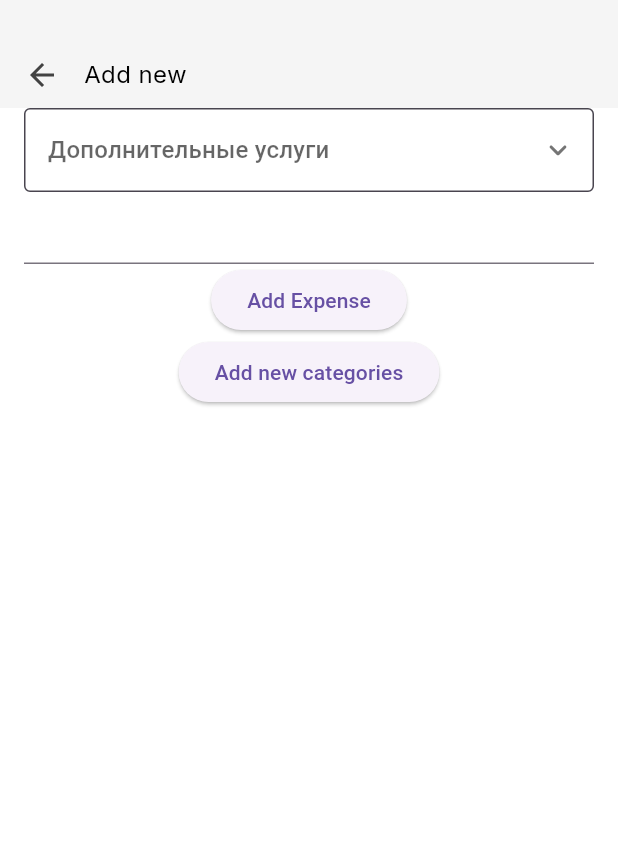
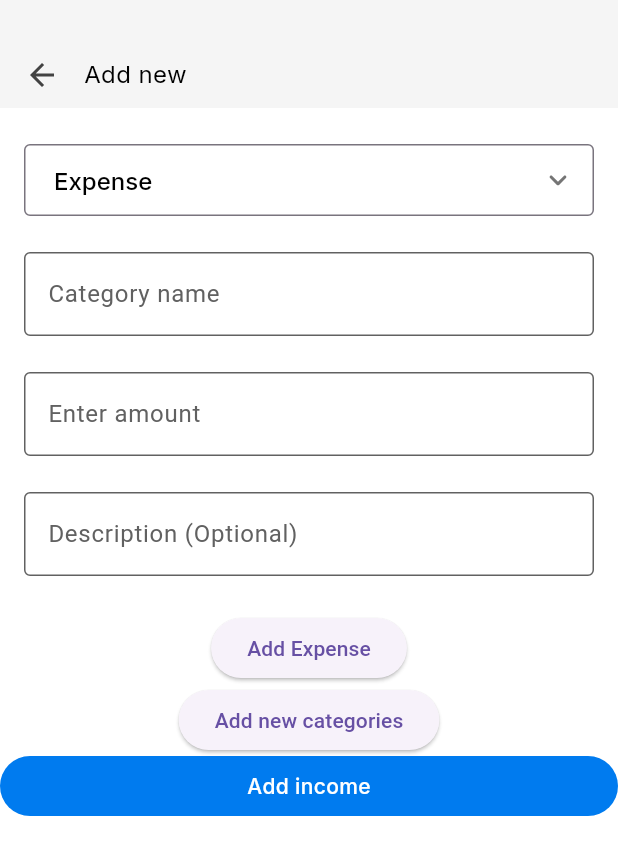
Before and after one commit to aposaitama/kitty, a Flutter app: the AddNewExpenseScreen screen opened by its route, on a phone screen of 412 x 824 dp. Shown: the top 855 px of the screen. Run offline on Flutter 3.47's test engine with Material 3 defaults, Android fonts, the phone set to English and light mode, and no system bars; our stand-ins replace bloc, dotted_border, flutter_bloc, flutter_svg, go_router, sqflite; accounts and stored records are empty.

Commit message:
updated add_newincome/expense page, added textfields, created controller, updated db services

```diff
--- a/lib/models/expense.dart
+++ b/lib/models/expense.dart
@@ -1,10 +1,14 @@
 class Expense {
-  final String title;
+  final String type;
+  final String category;
   final String amount;
+  final String? description;
   final DateTime date;
 
   const Expense({
-    required this.title,
+    required this.type,
+    required this.category,
+    this.description,
     required this.amount,
     required this.date,
   });
--- a/lib/pages/add_new_page/add_new_page.dart
+++ b/lib/pages/add_new_page/add_new_page.dart
@@ -1,97 +1,26 @@
-// import 'package:flutter/material.dart';
-// import 'package:flutter_svg/flutter_svg.dart';
 import 'package:flutter_svg/flutter_svg.dart';
 import 'package:go_router/go_router.dart';
-// import 'package:kitty/core/route/app_navigation.dart';
-// import 'package:kitty/feautures/dashboard/presentation/styles/colors.dart';
-// import 'package:kitty/feautures/dashboard/presentation/widgets/drop_down_list_item.dart';
-
-// class AddNewPage extends StatefulWidget {
-//   const AddNewPage({super.key});
-
-//   @override
-//   State<AddNewPage> createState() => _AddNewPageState();
-// }
-
-// class _AddNewPageState extends State<AddNewPage> {
-//   @override
-//   Widget build(BuildContext context) {
-//     return Scaffold(
-//       body: Column(
-//         children: [
-//           Container(
-//             height: 72.0,
-//             color: AppColors.lightGreyHeaderColor,
-//             child: Column(
-//               children: [
-//                 const SizedBox(
-//                   height: 38.0,
-//                 ),
-//                 Row(
-//                   children: [
-//                     const SizedBox(
-//                       width: 16.0,
-//                     ),
-//                     GestureDetector(
-//                         onTap: () => context.go('/home'),
-//                         child: SvgPicture.asset(
-//                             'assets/icons/arrow_back_black_24dp.svg')),
-//                     const SizedBox(
-//                       width: 16.0,
-//                     ),
-//                     const Text(
-//                       'Add new',
-//                       style: TextStyle(
-//                         fontFamily: 'Inter',
-//                         color: Colors.black,
-//                         fontSize: 16,
-//                         fontWeight: FontWeight.w400,
-//                       ),
-//                     )
-//                   ],
-//                 ),
-//               ],
-//             ),
-//           ),
-//           Padding(
-//             padding: const EdgeInsets.symmetric(horizontal: 16.0),
-//             child: Column(
-//               children: [
-//                 const DropDownListItem(
-//                   text: 'Дополнительные услуги',
-//                   items: ['Выкуп', 'Осмотр', 'Фото-отчет'],
-//                 ),
-//                 const TextField(
-//                   decoration: InputDecoration(fillColor: Colors.grey),
-//                 ),
-//                 GestureDetector(
-//                   onTap: () {},
-//                   child: Container(
-//                     width: 50,
-//                     height: 50,
-//                     child: const Center(
-//                       child: Text('send'),
-//                     ),
-//                   ),
-//                 )
-//               ],
-//             ),
-//           ),
-//         ],
-//       ),
-//     );
-//   }
-// }
 import 'package:flutter/material.dart';
 import 'package:flutter_bloc/flutter_bloc.dart';
 import 'package:kitty/models/expense.dart';
 import 'package:kitty/cubit/add_expenses/expense_cubit.dart';
 import 'package:kitty/styles/colors.dart';
+import 'package:kitty/widgets/blue_bottom_button.dart';
+import 'package:kitty/widgets/custom_text_field.dart';
 import 'package:kitty/widgets/drop_down_list_item.dart';
 
-class AddNewExpenseScreen extends StatelessWidget {
-  const AddNewExpenseScreen({Key? key}) : super(key: key);
+class AddNewExpenseScreen extends StatefulWidget {
+  const AddNewExpenseScreen({super.key});
 
+  @override
+  State<AddNewExpenseScreen> createState() => _AddNewExpenseScreenState();
+}
+
+class _AddNewExpenseScreenState extends State<AddNewExpenseScreen> {
+  String expenseOrIncome = 'Expense';
+  TextEditingController categoryController = TextEditingController();
+  TextEditingController amountController = TextEditingController();
+  TextEditingController descriptionController = TextEditingController();
   @override
   Widget build(BuildContext context) {
     return Scaffold(
@@ -131,16 +60,40 @@ class AddNewExpenseScreen extends StatelessWidget {
               ],
             ),
           ),
-          const Padding(
-            padding: EdgeInsets.symmetric(horizontal: 16.0),
+          Padding(
+            padding: const EdgeInsets.symmetric(horizontal: 16.0),
             child: Column(
               children: [
+                const SizedBox(
+                  height: 24.0,
+                ),
                 DropDownListItem(
-                  text: 'Дополнительные услуги',
-                  items: ['Выкуп', 'Осмотр', 'Фото-отчет'],
+                  text: 'Expense or Income',
+                  items: ['Expense', 'Income'],
+                  onChanged: (value) {
+                    setState(() {
+                      expenseOrIncome = value ?? 'Income';
+                    });
+                  },
                 ),
-                TextField(
-                  decoration: InputDecoration(fillColor: Colors.grey),
+                const SizedBox(
+                  height: 24.0,
+                ),
+                CustomTextField(
+                    labelText: 'Category name', controller: categoryController),
+                const SizedBox(
+                  height: 24.0,
+                ),
+                CustomTextField(
+                    labelText: 'Enter amount', controller: amountController),
+                const SizedBox(
+                  height: 24.0,
+                ),
+                CustomTextField(
+                    labelText: 'Description (Optional)',
+                    controller: descriptionController),
+                const SizedBox(
+                  height: 24.0,
                 ),
               ],
             ),
@@ -151,8 +104,10 @@ class AddNewExpenseScreen extends StatelessWidget {
                 final expenseCubit = context.read<ExpenseCubit>();
                 expenseCubit.addExpense(
                   Expense(
-                      title: 'New Expense',
-                      amount: '100',
+                      type: expenseOrIncome,
+                      category: categoryController.text,
+                      amount: amountController.text,
+                      description: descriptionController.text,
                       date: DateTime.now()),
                 );
                 context.go('/home');
@@ -168,6 +123,12 @@ class AddNewExpenseScreen extends StatelessWidget {
               child: const Text('Add new categories'),
             ),
           ),
+          GestureDetector(
+            onTap: () => print(expenseOrIncome),
+            child: const BlueBottomButton(
+              buttonTitle: 'Add income',
+            ),
+          )
         ],
       ),
     );
--- a/lib/widgets/drop_down_list_item.dart
+++ b/lib/widgets/drop_down_list_item.dart
@@ -2,38 +2,71 @@ import 'package:flutter/material.dart';
 import 'package:flutter_svg/flutter_svg.dart';
 import 'package:kitty/styles/colors.dart';
 
-class DropDownListItem extends StatelessWidget {
+class DropDownListItem extends StatefulWidget {
   final String text;
   final List<String> items;
+  final Function(String?)? onChanged;
 
   const DropDownListItem({
     super.key,
     required this.text,
     required this.items,
+    this.onChanged,
   });
+
+  @override
+  State<DropDownListItem> createState() => _DropDownListItemState();
+}
+
+class _DropDownListItemState extends State<DropDownListItem> {
+  String? selectedValue;
+
+  @override
+  void initState() {
+    super.initState();
+
+    selectedValue = widget.items[0];
+  }
 
   @override
   Widget build(BuildContext context) {
     return DropdownButtonFormField<String>(
+      value: selectedValue,
+      style: const TextStyle(
+          color: Colors.black,
+          fontFamily: 'Inter',
+          fontSize: 16.0,
+          fontWeight: FontWeight.w400),
+      hint: Align(
+        alignment: Alignment.center,
+        child: Text(
+          widget.text,
+          style: const TextStyle(
+              fontFamily: 'Inter',
+              color: AppColors.hintText,
+              fontSize: 16.0,
+              fontWeight: FontWeight.w400),
+        ),
+      ),
       decoration: InputDecoration(
-        floatingLabelBehavior: FloatingLabelBehavior.always,
-        hintText: text,
-        // contentPadding:
-        //     const EdgeInsets.only(left: 24, top: 18, bottom: 18, right: 30),
-        hintStyle: const TextStyle(
-            fontFamily: 'Inter',
-            color: AppColors.hintText,
-            fontSize: 14,
-            fontWeight: FontWeight.w400),
-        filled: true,
-        fillColor: Colors.white,
+        floatingLabelStyle: const TextStyle(
+          color: AppColors.blueStackButton,
+        ),
+        focusedBorder: const OutlineInputBorder(
+          borderSide: BorderSide(
+            color: AppColors.blueStackButton,
+            width: 2.0,
+          ),
+        ),
+        contentPadding:
+            const EdgeInsets.symmetric(vertical: 12.0, horizontal: 16.0),
         border: OutlineInputBorder(
           borderRadius: BorderRadius.circular(4),
           borderSide: const BorderSide(width: 1, style: BorderStyle.solid),
         ),
       ),
       icon: SvgPicture.asset('assets/icons/keyboard-arrow-down.svg'),
-      items: items
+      items: widget.items
           .map((item) => DropdownMenuItem<String>(
                 value: item,
                 child: Text(
@@ -41,12 +74,20 @@ class DropDownListItem extends StatelessWidget {
                   style: const TextStyle(
                     color: Colors.black,
                     fontSize: 16,
-                    fontWeight: FontWeight.w700,
+                    fontFamily: 'Inter',
+                    fontWeight: FontWeight.w500,
                   ),
                 ),
               ))
           .toList(),
-      onChanged: (String? value) {},
+      onChanged: (String? value) {
+        setState(() {
+          selectedValue = value;
+        });
+        if (widget.onChanged != null) {
+          widget.onChanged!(value);
+        }
+      },
     );
   }
 }
```
